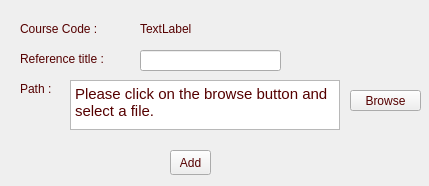
Qt form addref.ui (smit-mehta/acadmin) before a commit.
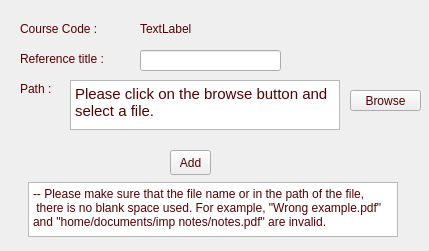
The same form after that commit.

What changed in the file:
```diff
--- a/addref.ui
+++ b/addref.ui
@@ -7,7 +7,7 @@
     <x>0</x>
     <y>0</y>
     <width>429</width>
-    <height>186</height>
+    <height>251</height>
    </rect>
   </property>
   <property name="windowTitle">
@@ -125,6 +125,25 @@
 &lt;p style=&quot; margin-top:0px; margin-bottom:0px; margin-left:0px; margin-right:0px; -qt-block-indent:0; text-indent:0px;&quot;&gt;Please click on the browse button and select a file.&lt;/p&gt;&lt;/body&gt;&lt;/html&gt;</string>
     </property>
    </widget>
+   <widget class="QTextBrowser" name="textBrowser_2">
+    <property name="geometry">
+     <rect>
+      <x>28</x>
+      <y>182</y>
+      <width>370</width>
+      <height>55</height>
+     </rect>
+    </property>
+    <property name="html">
+     <string>&lt;!DOCTYPE HTML PUBLIC &quot;-//W3C//DTD HTML 4.0//EN&quot; &quot;http://www.w3.org/TR/REC-html40/strict.dtd&quot;&gt;
+&lt;html&gt;&lt;head&gt;&lt;meta name=&quot;qrichtext&quot; content=&quot;1&quot; /&gt;&lt;style type=&quot;text/css&quot;&gt;
+p, li { white-space: pre-wrap; }
+&lt;/style&gt;&lt;/head&gt;&lt;body style=&quot; font-family:'Ubuntu'; font-size:11pt; font-weight:400; font-style:normal;&quot;&gt;
+&lt;p style=&quot; margin-top:0px; margin-bottom:0px; margin-left:0px; margin-right:0px; -qt-block-indent:0; text-indent:0px;&quot;&gt;&lt;span style=&quot; font-size:9pt;&quot;&gt;-- Please make sure that the file name or in the path of the file,&lt;/span&gt;&lt;/p&gt;
+&lt;p style=&quot; margin-top:0px; margin-bottom:0px; margin-left:0px; margin-right:0px; -qt-block-indent:0; text-indent:0px;&quot;&gt;&lt;span style=&quot; font-size:9pt;&quot;&gt; there is no blank space used. For example, &amp;quot;Wrong example.pdf&amp;quot; &lt;/span&gt;&lt;/p&gt;
+&lt;p style=&quot; margin-top:0px; margin-bottom:0px; margin-left:0px; margin-right:0px; -qt-block-indent:0; text-indent:0px;&quot;&gt;&lt;span style=&quot; font-size:9pt;&quot;&gt;and &amp;quot;home/documents/imp notes/notes.pdf&amp;quot; are invalid.&lt;/span&gt;&lt;/p&gt;&lt;/body&gt;&lt;/html&gt;</string>
+    </property>
+   </widget>
   </widget>
  </widget>
  <resources/>
```
